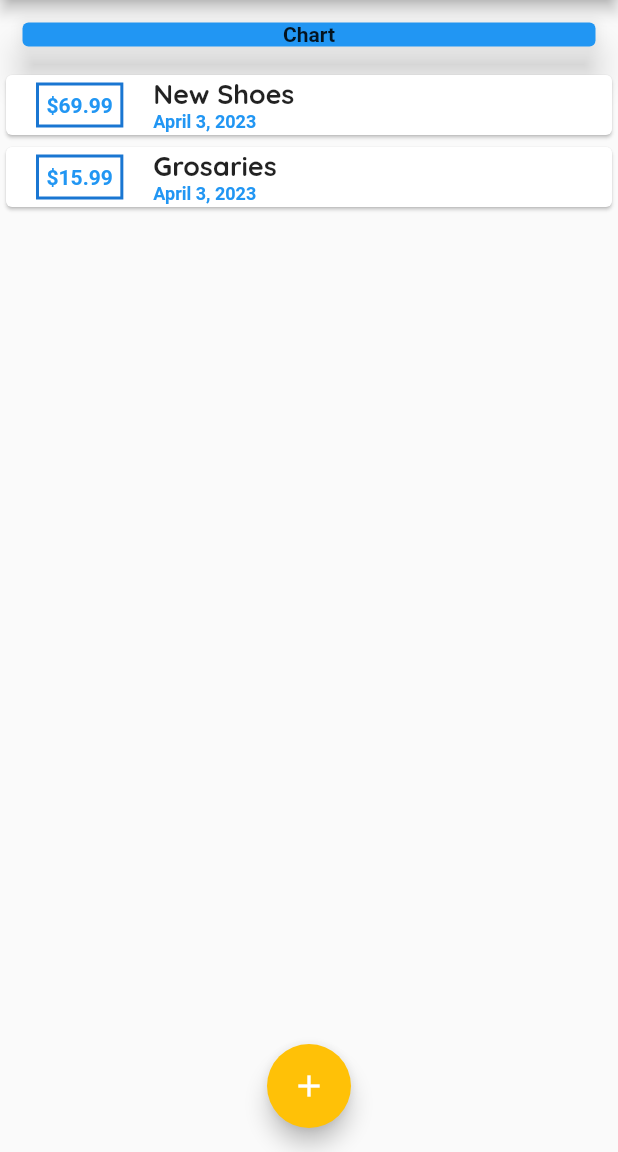
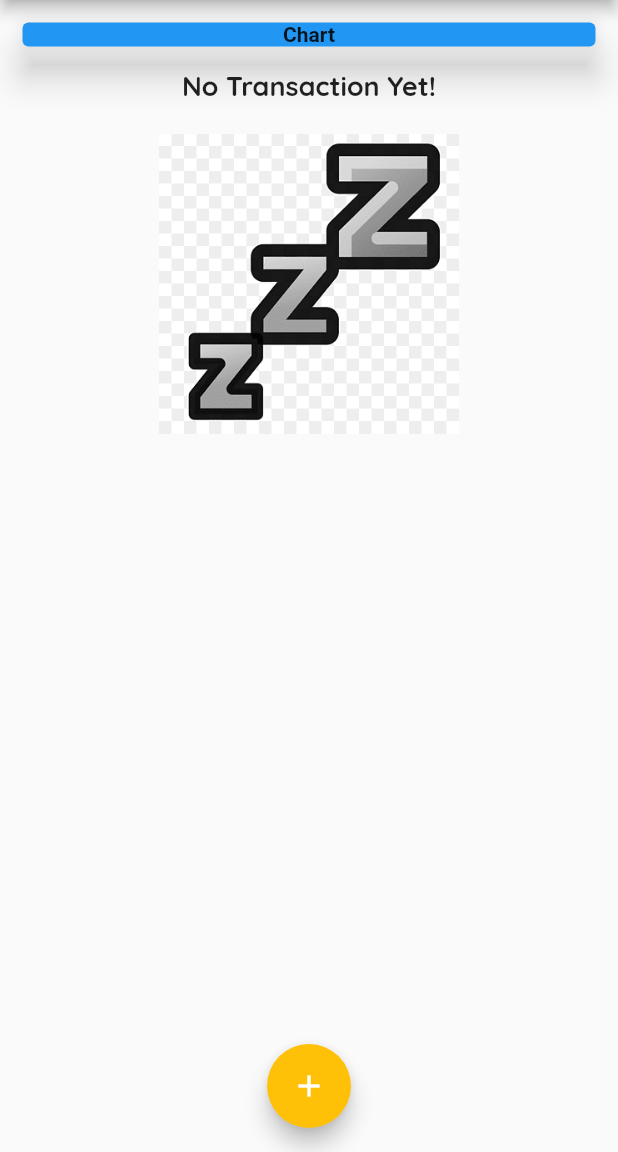
Before and after one commit to SayedTahsin/WalletWatcher, a Flutter app: the screen it shows after launch, on a phone screen of 412 x 824 dp, the part 84-1236 px from its top. Run offline on Flutter 3.47's test engine with Material 2 defaults, Android fonts, the phone set to English and light mode, and no system bars; Roboto replaces fonts that are missing (Quicksans).

```diff
--- a/lib/main.dart
+++ b/lib/main.dart
@@ -49,7 +49,8 @@ class MyApp extends StatelessWidget {
                 ),
               )
               .headline6,
-          )),
+        ),
+      ),
       home: MyHomePage(),
       debugShowCheckedModeBanner: false,
     );
@@ -63,8 +64,8 @@ class MyHomePage extends StatefulWidget {
 
 class _MyHomePageState extends State<MyHomePage> {
   final List<Transaction> _userTransaction = [
-    Transaction('t1', 'New Shoes', 69.99, DateTime.now()),
-    Transaction('t2', 'Grosaries', 15.99, DateTime.now()),
+    // Transaction('t1', 'New Shoes', 69.99, DateTime.now()),
+    // Transaction('t2', 'Grosaries', 15.99, DateTime.now()),
   ];
   void _addNewTransaction(String txTitle, double txAmounnt) {
     final newTx = Transaction(
--- a/lib/widgets/transaction_list.dart
+++ b/lib/widgets/transaction_list.dart
@@ -14,18 +14,37 @@ class TransactionList extends StatelessWidget {
   Widget build(BuildContext context) {
     return Container(
       height: 450,
-      child: ListView.builder(
+      child: transactions.isEmpty
+          ? Column(
+              // ignore: prefer_const_literals_to_create_immutables
+              children: [
+                Text(
+                  "No Transaction Yet!",
+                  style: Theme.of(context).textTheme.titleLarge,
+                ),
+                SizedBox(
+                  height: 20,
+                ),
+                Container(
+                  height: 200,
+                  child: Image.asset('assets/images/zz.png'),
+                ),
+              ],
+            )
+          : ListView.builder(
               itemBuilder: (context, index) {
                 return Card(
                   child: Row(
                     children: [
                       Container(
-                  margin: EdgeInsets.symmetric(vertical: 5, horizontal: 20),
+                        margin:
+                            EdgeInsets.symmetric(vertical: 5, horizontal: 20),
                         decoration: BoxDecoration(
                           border: Border.all(
                             width: 2,
                             color: Theme.of(context).primaryColorDark,
-                  )),
+                          ),
+                        ),
                         padding: EdgeInsets.all(5),
                         child: Text(
                           '\$${transactions[index].amount.toStringAsFixed(2)}',
@@ -43,7 +62,8 @@ class TransactionList extends StatelessWidget {
                             style: Theme.of(context).textTheme.titleLarge,
                           ),
                           Text(
-                      DateFormat.yMMMMd().format(transactions[index].dateTime),
+                            DateFormat.yMMMMd()
+                                .format(transactions[index].dateTime),
                             style: TextStyle(
                               fontSize: 12,
                               fontWeight: FontWeight.bold,
--- a/pubspec.yaml
+++ b/pubspec.yaml
@@ -59,9 +59,9 @@ flutter:
   uses-material-design: true
 
   # To add assets to your application, add an assets section, like this:
-  # assets:
-  #   - images/a_dot_burr.jpeg
-  #   - images/a_dot_ham.jpeg
+  assets:
+    - assets/images/zz.png
+    # - images/a_dot_ham.jpeg
 
   # An image asset can refer to one or more resolution-specific "variants", see
   # https://flutter.dev/assets-and-images/#resolution-aware
```
Also changed, not shown: assets/images/zz.png (added). Lines whose indentation alone changed are shown as unchanged.
